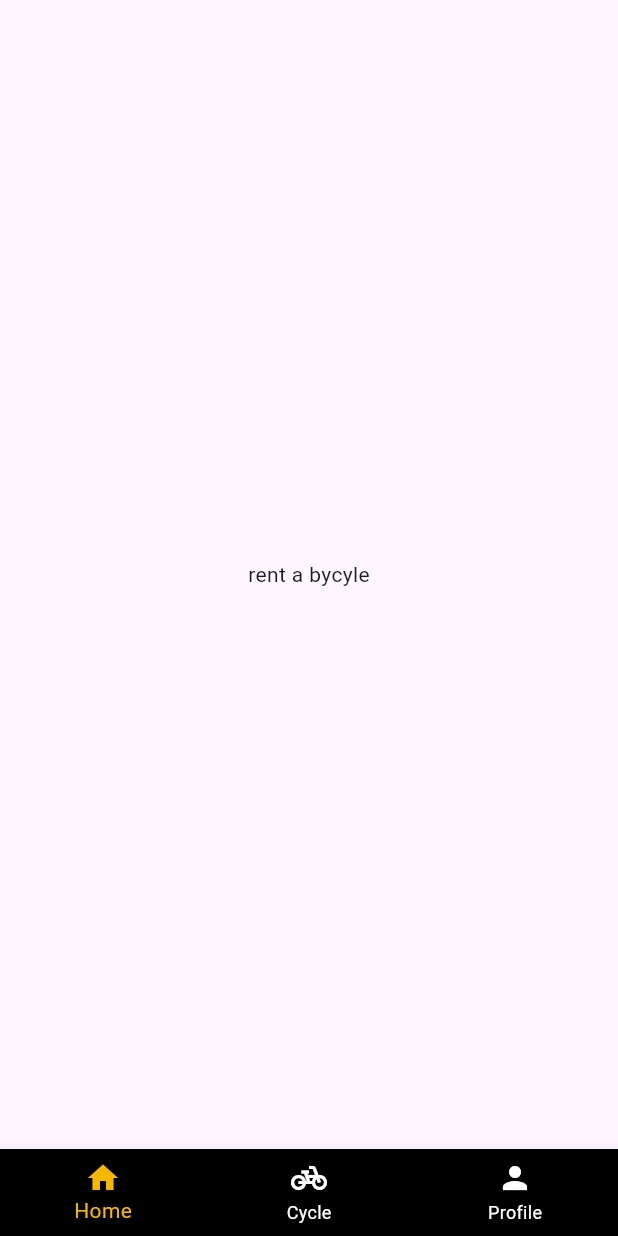
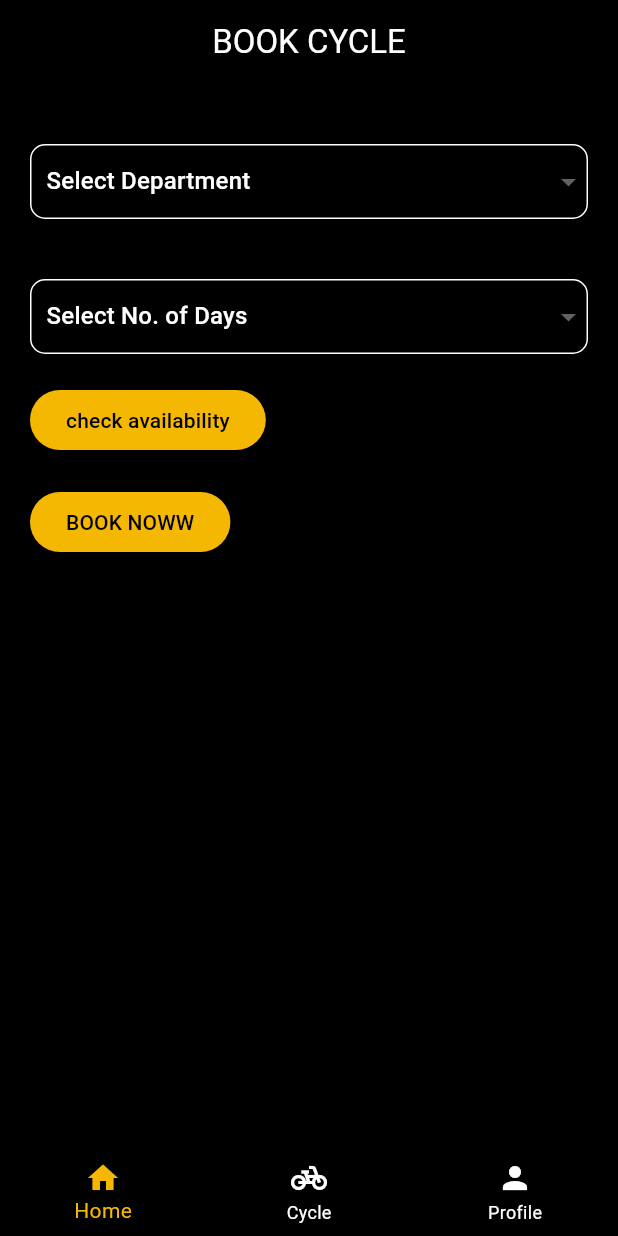
Before and after one commit to abhi00rnair/BICYCO, a Flutter app: the Rent screen opened directly, on a phone screen of 412 x 824 dp. Run offline on Flutter 3.47's test engine with Material 3 defaults, Android fonts, the phone set to English and light mode, and no system bars.

Commit message:
second commit

```diff
--- a/lib/Profile.dart
+++ b/lib/Profile.dart
@@ -8,6 +8,14 @@ class profile extends StatelessWidget {
   Widget build(BuildContext context) {
     return Scaffold(
       backgroundColor: Colors.black,
+      appBar: AppBar(
+        backgroundColor: const Color.fromARGB(255, 0, 0, 0),
+        title: const Text(
+          'PROFILE',
+          style: TextStyle(color: Colors.white),
+        ),
+        centerTitle: true,
+      ),
       bottomNavigationBar: CustomBottomNavBar(currentIndex: 2),
     );
   }
--- a/lib/Rent.dart
+++ b/lib/Rent.dart
@@ -1,16 +1,128 @@
 import 'package:bicyco/customnavigation.dart';
 import 'package:flutter/material.dart';
 
-class Rent extends StatelessWidget {
+class Rent extends StatefulWidget {
   const Rent({super.key});
+
+  @override
+  _RentState createState() => _RentState();
+}
+
+class _RentState extends State<Rent> {
+  List<String> dept = ['CS', 'EC', 'EEE'];
+  List<int> days = [1, 2, 3, 4];
+
+  String? selectedDept;
+  int? selectedDays;
 
   @override
   Widget build(BuildContext context) {
     return Scaffold(
-      body: Center(
-        child: Text('rent a bycyle'),
+      backgroundColor: Colors.black,
+      appBar: AppBar(
+        backgroundColor: Colors.black,
+        title: const Text(
+          'BOOK CYCLE',
+          style: TextStyle(color: Colors.white),
+        ),
+        centerTitle: true,
       ),
-      bottomNavigationBar: CustomBottomNavBar(currentIndex: 0),
+      body: Padding(
+        padding: const EdgeInsets.all(20),
+        child: Column(
+          crossAxisAlignment: CrossAxisAlignment.start,
+          children: [
+            const SizedBox(height: 20),
+            Container(
+              decoration: BoxDecoration(
+                border: Border.all(color: Colors.white, width: 1),
+                borderRadius: BorderRadius.circular(10),
+              ),
+              child: DropdownButtonFormField<String>(
+                value: selectedDept,
+                dropdownColor: Colors.grey[900],
+                decoration: const InputDecoration(
+                  contentPadding: EdgeInsets.symmetric(horizontal: 10),
+                  border: InputBorder.none,
+                ),
+                hint: const Text("Select Department",
+                    style: TextStyle(color: Colors.white)),
+                items: dept.map((String department) {
+                  return DropdownMenuItem<String>(
+                    value: department,
+                    child: Text(department,
+                        style: const TextStyle(color: Colors.white)),
+                  );
+                }).toList(),
+                onChanged: (String? newValue) {
+                  setState(() {
+                    selectedDept = newValue!;
+                  });
+                },
+              ),
+            ),
+            const SizedBox(height: 20),
+            const SizedBox(height: 20),
+            Container(
+              decoration: BoxDecoration(
+                border: Border.all(color: Colors.white, width: 1),
+                borderRadius: BorderRadius.circular(10),
+              ),
+              child: DropdownButtonFormField<int>(
+                value: selectedDays,
+                dropdownColor: Colors.grey[900],
+                decoration: const InputDecoration(
+                  contentPadding: EdgeInsets.symmetric(horizontal: 10),
+                  border: InputBorder.none,
+                ),
+                hint: const Text("Select No. of Days",
+                    style: TextStyle(color: Colors.white)),
+                items: days.map((int day) {
+                  return DropdownMenuItem<int>(
+                    value: day,
+                    child: Text(day.toString(),
+                        style: const TextStyle(color: Colors.white)),
+                  );
+                }).toList(),
+                onChanged: (int? newValue) {
+                  setState(() {
+                    selectedDays = newValue!;
+                  });
+                },
+              ),
+            ),
+            const SizedBox(height: 20),
+            Container(
+              child: ElevatedButton(
+                onPressed: () {},
+                style: ElevatedButton.styleFrom(
+                  backgroundColor: Color.fromARGB(255, 245, 184, 2),
+                ),
+                child: Text(
+                  'check availability',
+                  style: TextStyle(color: const Color.fromARGB(255, 0, 0, 0)),
+                ),
+              ),
+            ),
+            const SizedBox(
+              height: 20,
+            ),
+            Container(
+              child: ElevatedButton(
+                onPressed: () {},
+                style: ElevatedButton.styleFrom(
+                  backgroundColor: Color.fromARGB(255, 245, 184, 2),
+                ),
+                child: Text(
+                  'BOOK NOWW',
+                  style: TextStyle(color: const Color.fromARGB(255, 0, 0, 0)),
+                ),
+              ),
+            ),
+          ],
+        ),
+      ),
+      bottomNavigationBar: const CustomBottomNavBar(currentIndex: 0),
     );
   }
 }
--- a/lib/customnavigation.dart
+++ b/lib/customnavigation.dart
@@ -8,10 +8,14 @@ import 'package:bicyco/profile.dart';
 class CustomBottomNavBar extends StatelessWidget {
   final int currentIndex;
 
-  const CustomBottomNavBar({super.key, required this.currentIndex});
+  const CustomBottomNavBar({
+    super.key,
+    required this.currentIndex,
+  });
 
   void _onItemTapped(BuildContext context, int index) {
     if (index == currentIndex) return;
+
     Widget nextScreen;
     switch (index) {
       case 0:
--- a/lib/finepage.dart
+++ b/lib/finepage.dart
@@ -58,7 +58,7 @@ Widget finebox(BuildContext context, String id, String date, double amount) {
             Text(
               "Cycle ID: $id",
               style: const TextStyle(
-                  color: Colors.white,
+                  color: Color.fromARGB(255, 255, 255, 255),
                   fontSize: 16,
                   fontWeight: FontWeight.bold),
             ),
--- a/lib/main.dart
+++ b/lib/main.dart
@@ -1,5 +1,6 @@
 import 'package:bicyco/Exchange.dart';
 import 'package:bicyco/Profile.dart';
+import 'package:bicyco/Rent.dart';
 import 'package:bicyco/dashboard.dart';
 import 'package:bicyco/finepage.dart';
 import 'package:bicyco/homescreen.dart';
@@ -18,7 +19,7 @@ class Myapp extends StatelessWidget {
   Widget build(BuildContext context) {
     return const MaterialApp(
       debugShowCheckedModeBanner: false,
-      home: profile(),
+      home: Rent(),
     );
   }
 }
```
